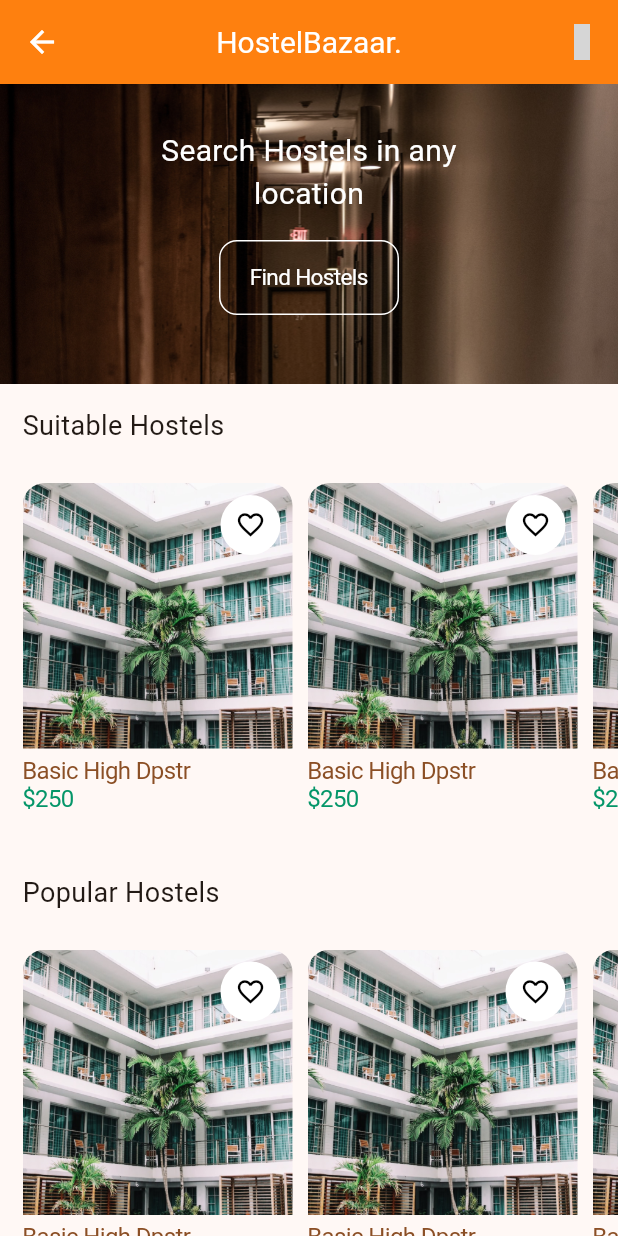
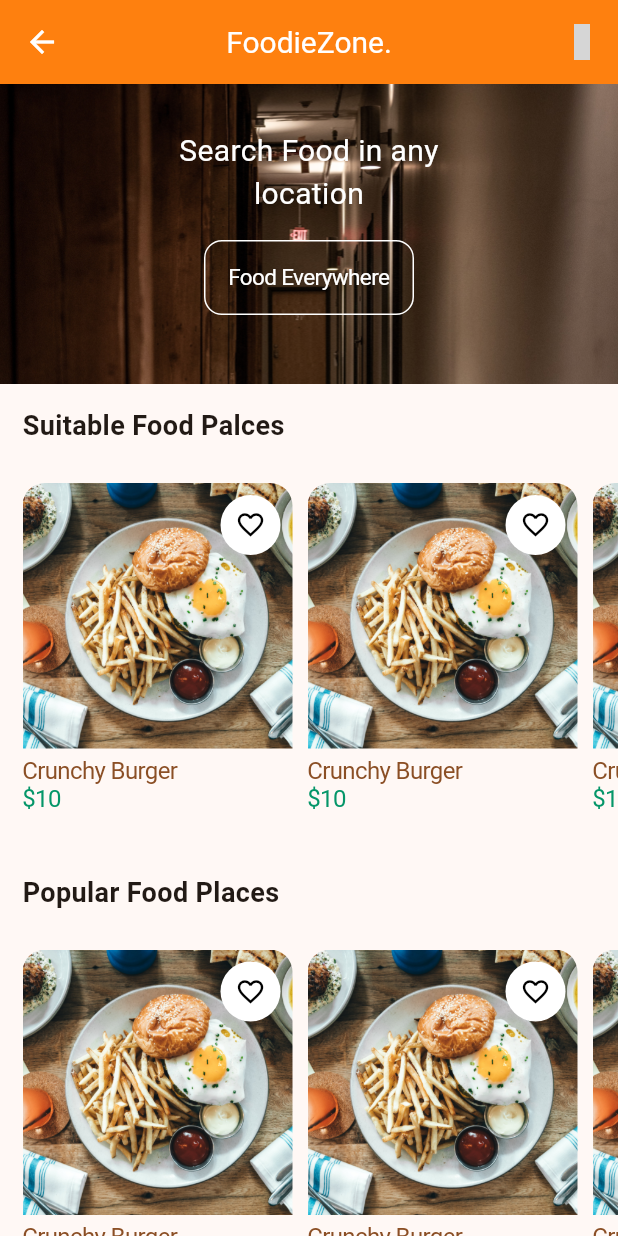
Before and after one commit to rashidjatoi/foodiezone, a Flutter app: the HomeView screen opened directly, on a phone screen of 412 x 824 dp. Run offline on Flutter 3.47's test engine with Material 2 defaults, Android fonts, the light colour scheme and no system bars; our stand-ins replace cached_network_image, firebase_auth, firebase_core, firebase_database, firebase_storage, fluttertoast and 3 more; missing offline and left inert: shadow_clip; accounts and stored records are empty; Roboto replaces fonts that are missing (DMsans-Bold, DMsans-Medium); grey boxes are pictures that could not be loaded.

Commit message:
Changes made

```diff
--- a/lib/screens/bottom_navigation/bottom_nav_bar.dart
+++ b/lib/screens/bottom_navigation/bottom_nav_bar.dart
@@ -7,6 +7,7 @@ import 'package:iconly/iconly.dart';
 import 'package:provider/provider.dart';
 
 import '../favourite_view/add_to_favourite_view.dart';
+import '../help/help_view.dart';
 import '../profile/profile_view.dart';
 
 class BottomNavigationBarView extends StatefulWidget {
@@ -25,7 +26,7 @@ class _BottomNavigationBarViewState extends State<BottomNavigationBarView> {
     var pagesList = [
       const HomeView(),
       const AddToFavouriteView(),
-      Container(),
+      const HelpDeskView(),
       const ProfileView()
     ];
 
--- a/lib/screens/home/home_screen.dart
+++ b/lib/screens/home/home_screen.dart
@@ -25,7 +25,7 @@ class HomeView extends StatelessWidget {
     return Scaffold(
       appBar: AppBar(
         title: const Text(
-          "HostelBazaar.",
+          "FoodieZone.",
           style: TextStyle(fontFamily: "DMsans-Medium"),
         ),
         actions: [
@@ -47,9 +47,9 @@ class HomeView extends StatelessWidget {
                 crossAxisAlignment: CrossAxisAlignment.start,
                 children: [
                   const Text(
-                    "Suitable Hostels",
+                    "Suitable Food Palces",
                     style: TextStyle(
-                      fontFamily: "DMsans-Medium",
+                      fontFamily: "Roboto Bold",
                       fontSize: 18,
                     ),
                   ),
@@ -57,9 +57,9 @@ class HomeView extends StatelessWidget {
                   const CustomSuitableWidget(),
                   const SizedBox(height: 25),
                   const Text(
-                    "Popular Hostels",
+                    "Popular Food Places",
                     style: TextStyle(
-                      fontFamily: "DMsans-Medium",
+                      fontFamily: "Roboto Bold",
                       fontSize: 18,
                     ),
                   ),
@@ -348,7 +348,7 @@ class CustomSuitableWidget extends StatelessWidget {
                             child: Container(
                               decoration: const BoxDecoration(
                                 image: DecorationImage(
-                                  image: AssetImage("assets/images/1.png"),
+                                  image: AssetImage("assets/images/borgor.jpg"),
                                   fit: BoxFit.cover,
                                 ),
                               ),
@@ -379,14 +379,14 @@ class CustomSuitableWidget extends StatelessWidget {
                         ),
                         const SizedBox(height: 5),
                         const Text(
-                          "Basic High Dpstr",
+                          "Crunchy Burger",
                           style: TextStyle(
                             fontFamily: "DMsans-Medium",
                             fontSize: 16,
                           ),
                         ),
                         const Text(
-                          "\$250",
+                          "\$10",
                           style: TextStyle(
                             fontFamily: "DMsans-Medium",
                             fontSize: 16,
@@ -428,7 +428,7 @@ class CustomHeaderWidget extends StatelessWidget {
         crossAxisAlignment: CrossAxisAlignment.center,
         children: [
           const Text(
-            "Search Hostels in any \nlocation",
+            "Search Food in any \nlocation",
             textAlign: TextAlign.center,
             style: TextStyle(
               fontFamily: "DMsans-Bold",
@@ -440,7 +440,7 @@ class CustomHeaderWidget extends StatelessWidget {
           CupertinoButton(
             onPressed: () {},
             child: Container(
-              width: 120,
+              width: 140,
               height: 50,
               // padding: const EdgeInsets.symmetric(horizontal: 20),
               decoration: BoxDecoration(
@@ -449,7 +449,7 @@ class CustomHeaderWidget extends StatelessWidget {
               ),
               child: const Center(
                 child: Text(
-                  "Find Hostels",
+                  "Food Everywhere",
                   style: TextStyle(
                     fontFamily: "DMsans-Medium",
                     fontSize: 15,
--- a/lib/services/auth_services.dart
+++ b/lib/services/auth_services.dart
@@ -53,7 +53,7 @@ class AuthServices {
               ),
               if (firebaseAuth.currentUser != null)
                 {
-                  Get.off(() => const BottomNavigationBarView()),
+                  Get.offAll(() => const BottomNavigationBarView()),
                 }
             },
           );
```
Also changed, not shown: assets/images/borgor.jpg (added).
